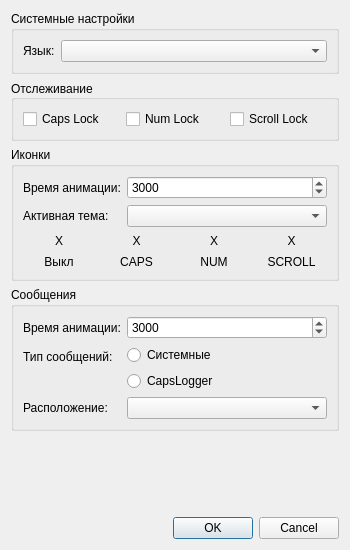
Old version of the form sources/gui/SettingsWidget.ui in the repository NoileExe/CapsLoggerV2.
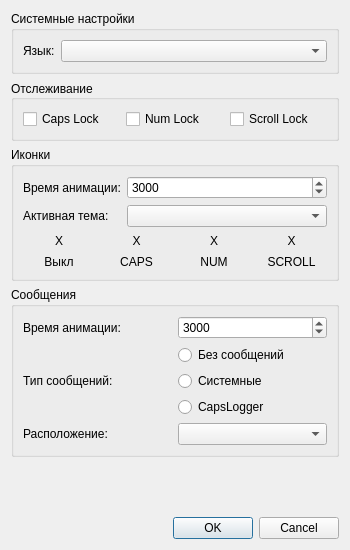
New version of the form.

Commit message: Added the ability to disable pop-up messages about button state changes

Diff of the .ui file:
```diff
--- a/sources/gui/SettingsWidget.ui
+++ b/sources/gui/SettingsWidget.ui
@@ -318,14 +318,10 @@
      </property>
      <layout class="QVBoxLayout" name="verticalLayout_3">
       <item>
-       <layout class="QFormLayout" name="messagesLayout">
-        <item row="0" column="0">
-         <widget class="QLabel" name="msgTimeLabel">
-          <property name="text">
-           <string>Время анимации:</string>
-          </property>
-         </widget>
-        </item>
+       <layout class="QGridLayout" name="messagesGridLayout">
+        <property name="sizeConstraint">
+         <enum>QLayout::SetFixedSize</enum>
+        </property>
         <item row="0" column="1">
          <widget class="QSpinBox" name="msgTimeSpinBox">
           <property name="toolTip">
@@ -345,6 +341,23 @@
           </property>
          </widget>
         </item>
+        <item row="2" column="1">
+         <widget class="QComboBox" name="msgLocation">
+          <property name="toolTip">
+           <string>Место показа сообщения на экране</string>
+          </property>
+          <property name="whatsThis">
+           <string>Место показа сообщения на экране</string>
+          </property>
+         </widget>
+        </item>
+        <item row="0" column="0">
+         <widget class="QLabel" name="msgTimeLabel">
+          <property name="text">
+           <string>Время анимации:</string>
+          </property>
+         </widget>
+        </item>
         <item row="1" column="0">
          <widget class="QLabel" name="msgTypeLabel">
           <property name="text">
@@ -357,6 +370,19 @@
         </item>
         <item row="1" column="1">
          <layout class="QVBoxLayout" name="radioBtnLayout">
+          <item>
+           <widget class="QRadioButton" name="noMessagesRadioButton">
+            <property name="toolTip">
+             <string>Не отображать сообщения о смене состояний</string>
+            </property>
+            <property name="whatsThis">
+             <string>Не отображать сообщения о смене состояний</string>
+            </property>
+            <property name="text">
+             <string>Без сообщений</string>
+            </property>
+           </widget>
+          </item>
           <item>
            <widget class="QRadioButton" name="systemRadioButton">
             <property name="toolTip">
@@ -385,16 +411,6 @@
           </item>
          </layout>
         </item>
-        <item row="2" column="1">
-         <widget class="QComboBox" name="msgLocation">
-          <property name="toolTip">
-           <string>Место показа сообщения на экране</string>
-          </property>
-          <property name="whatsThis">
-           <string>Место показа сообщения на экране</string>
-          </property>
-         </widget>
-        </item>
         <item row="2" column="0">
          <widget class="QLabel" name="msgLocationLabel">
           <property name="text">
```
The commit also changes 8 other files.
